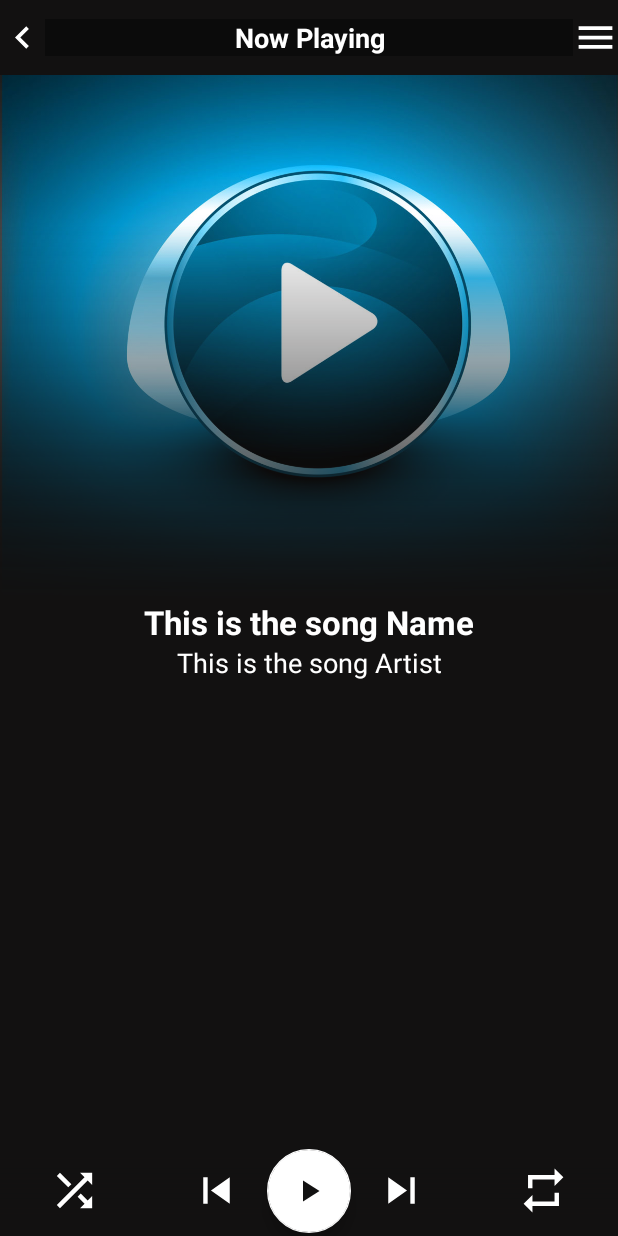
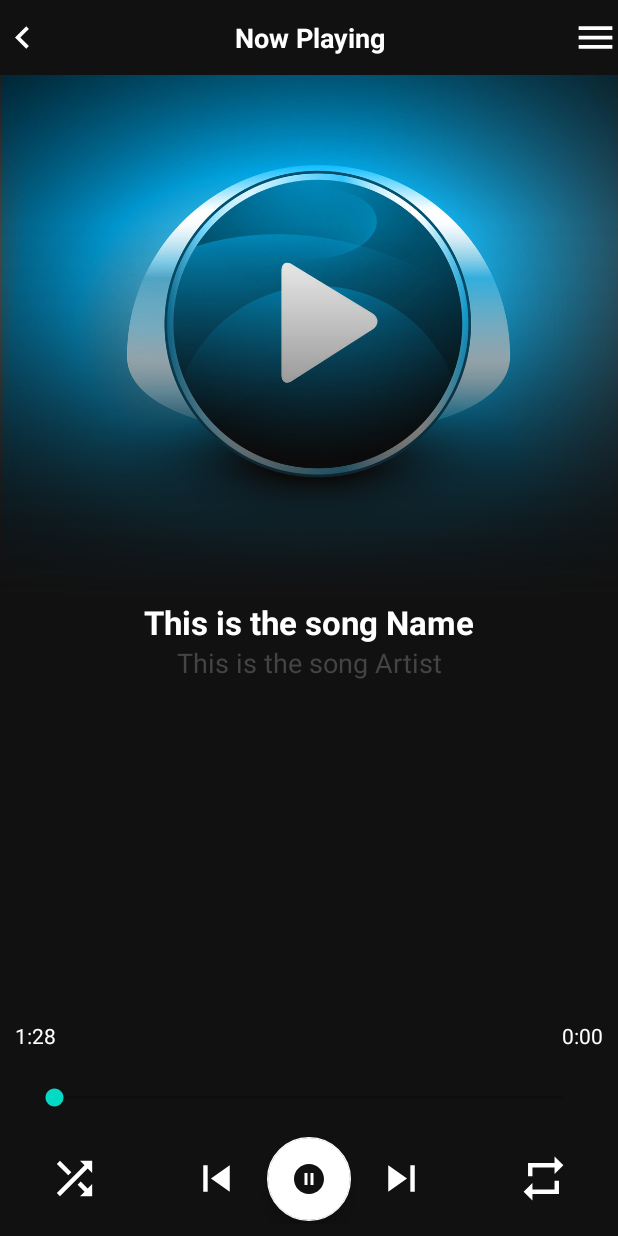
Before and after one commit to ashishmishra-bit/Music-Player-app, an Android app: the PlayerActivity2 screen opened directly, with no data from a screen before it, on a phone screen of 412 x 824 dp. Run offline under Robolectric (Android 15) with nearby library versions, the light colour scheme and no system bars; libraries missing offline, so code that uses them is left out: androidx.palette.graphics; 8 statements that could not run were skipped.

Commit message:
added play,pause,next,and previous funtionality

```diff
--- a/app/build.gradle
+++ b/app/build.gradle
@@ -34,6 +34,7 @@ dependencies {
     implementation 'com.google.android.material:material:1.2.1'
     implementation 'androidx.constraintlayout:constraintlayout:2.0.4'
     implementation 'androidx.legacy:legacy-support-v4:1.0.0'
+    implementation 'androidx.palette:palette:1.0.0'
     testImplementation 'junit:junit:4.+'
     androidTestImplementation 'androidx.test.ext:junit:1.1.2'
     androidTestImplementation 'androidx.test.espresso:espresso-core:3.3.0'
--- a/app/src/main/java/com/example/musicplayer/MainActivity.java
+++ b/app/src/main/java/com/example/musicplayer/MainActivity.java
@@ -27,6 +27,7 @@ public class MainActivity extends AppCompatActivity {
 
     public static final int REQUEST_CODE =1;
     static ArrayList<MusicFiles> musicFiles;
+
     @Override
     protected void onCreate(Bundle savedInstanceState) {
         super.onCreate(savedInstanceState);
--- a/app/src/main/java/com/example/musicplayer/MusicAdapter.java
+++ b/app/src/main/java/com/example/musicplayer/MusicAdapter.java
@@ -51,6 +51,7 @@ public class MusicAdapter extends RecyclerView.Adapter<MusicAdapter.MyViewHolder
             @Override
             public void onClick(View v) {
                 Intent intent = new Intent(mContext,PlayerActivity2.class);
+                intent.putExtra("position" , position);
                 mContext.startActivity(intent);
             }
         });
--- a/app/src/main/java/com/example/musicplayer/PlayerActivity2.java
+++ b/app/src/main/java/com/example/musicplayer/PlayerActivity2.java
@@ -1,14 +1,457 @@
 package com.example.musicplayer;
 
+import androidx.annotation.Nullable;
 import androidx.appcompat.app.AppCompatActivity;
+import androidx.palette.graphics.Palette;
 
+import android.content.Context;
+import android.graphics.Bitmap;
+import android.graphics.BitmapFactory;
+import android.graphics.Color;
+import android.graphics.drawable.GradientDrawable;
+import android.media.MediaMetadataRetriever;
+import android.media.MediaPlayer;
+import android.net.Uri;
 import android.os.Bundle;
+import android.os.Handler;
+import android.view.View;
+import android.view.animation.Animation;
+import android.view.animation.AnimationUtils;
+import android.widget.ImageView;
+import android.widget.RelativeLayout;
+import android.widget.SeekBar;
+import android.widget.TextView;
 
-public class PlayerActivity2 extends AppCompatActivity {
+import com.bumptech.glide.Glide;
+import com.google.android.material.floatingactionbutton.FloatingActionButton;
+
+import java.util.ArrayList;
+
+import static com.example.musicplayer.MainActivity.musicFiles;
+
+public class PlayerActivity2 extends AppCompatActivity implements MediaPlayer.OnCompletionListener{
+
+    //Declaring the views according to the XML design...
+
+    TextView song_name , artist_name,duration_played ,duration_total;
+    ImageView cover_art,nextBtn,prevBtn,backBtn,shuffleBtn,repeatBtn;
+    FloatingActionButton playPauseBtn;
+    SeekBar seekBar;
+    int position = -1;
+   static ArrayList<MusicFiles> listSongs = new ArrayList<>();
+   static Uri uri;
+   static MediaPlayer mediaPlayer;
+   private Handler handler = new Handler();
+   private Thread playThread, prevThread , nextThread;
 
     @Override
     protected void onCreate(Bundle savedInstanceState) {
         super.onCreate(savedInstanceState);
         setContentView(R.layout.activity_player2);
+        initViews();
+        getIntentMethod();
+        song_name.setText(listSongs.get(position).getTitle());
+        artist_name.setText(listSongs.get(position).getArtist());
+        mediaPlayer.setOnCompletionListener(this);
+        seekBar.setOnSeekBarChangeListener(new SeekBar.OnSeekBarChangeListener() {
+            @Override
+            public void onProgressChanged(SeekBar seekBar, int progress, boolean fromUser) {
+                if (mediaPlayer != null && fromUser){
+                    mediaPlayer.seekTo(progress *1000);
+                }
+            }
+
+            @Override
+            public void onStartTrackingTouch(SeekBar seekBar) {
+
+            }
+
+            @Override
+            public void onStopTrackingTouch(SeekBar seekBar) {
+
+            }
+        });
+        PlayerActivity2.this.runOnUiThread(new Runnable() {
+            @Override
+            public void run() {
+                if (mediaPlayer != null){
+                    int mCurrentPosition = mediaPlayer.getCurrentPosition() /1000;
+                    seekBar.setProgress(mCurrentPosition);
+                    duration_played.setText(formattedTime(mCurrentPosition));
+                }
+                handler.postDelayed(this,1000);
+            }
+        });
+    }
+
+
+    //Created a overided method...
+
+
+    @Override
+    protected void onResume() {
+        playThreadBtn();
+        nextThreadBtn();
+        prevThreadBtn();
+        super.onResume();
+    }
+
+    private void prevThreadBtn() {
+        prevThread = new Thread(){
+            @Override
+            public void run() {
+                super.run();
+                prevBtn.setOnClickListener(new View.OnClickListener() {
+                    @Override
+                    public void onClick(View v) {
+                        prevBtnClicked();
+                    }
+                });
+            }
+        };
+        prevThread.start();
+    }
+
+    private void prevBtnClicked() {
+        if (mediaPlayer.isPlaying()){
+            mediaPlayer.stop();
+            mediaPlayer.release();
+            position = ((position-1) < 0 ? (listSongs.size()-1) : (position-1)); // ternary operator is used...
+            uri = Uri.parse(listSongs.get(position).getPath());
+            mediaPlayer = MediaPlayer.create(getApplicationContext(),uri);
+            metaData(uri);
+            song_name.setText(listSongs.get(position).getTitle());
+            artist_name.setText(listSongs.get(position).getArtist());
+
+            seekBar.setMax(mediaPlayer.getDuration() / 1000);
+            PlayerActivity2.this.runOnUiThread(new Runnable() {
+                @Override
+                public void run() {
+                    if (mediaPlayer != null){
+                        int mCurrentPosition = mediaPlayer.getCurrentPosition() /1000;
+                        seekBar.setProgress(mCurrentPosition);
+
+                    }
+                    handler.postDelayed(this,1000);
+                }
+            });
+            mediaPlayer.setOnCompletionListener(this);
+            playPauseBtn.setBackgroundResource(R.drawable.ic_baseline_pause);
+            mediaPlayer.start();
+        }
+        else{
+            mediaPlayer.stop();
+            mediaPlayer.release();
+            position = ((position-1) < 0 ? (listSongs.size()-1) : (position-1)); //ternary operator is used to show if-else..
+            uri = Uri.parse(listSongs.get(position).getPath());
+            mediaPlayer = MediaPlayer.create(getApplicationContext(),uri);
+            metaData(uri);
+            song_name.setText(listSongs.get(position).getTitle());
+            artist_name.setText(listSongs.get(position).getArtist());
+
+            seekBar.setMax(mediaPlayer.getDuration() / 1000);
+            PlayerActivity2.this.runOnUiThread(new Runnable() {
+                @Override
+                public void run() {
+                    if (mediaPlayer != null){
+                        int mCurrentPosition = mediaPlayer.getCurrentPosition() /1000;
+                        seekBar.setProgress(mCurrentPosition);
+
+                    }
+                    handler.postDelayed(this,1000);
+                }
+            });
+            mediaPlayer.setOnCompletionListener(this);
+            playPauseBtn.setBackgroundResource(R.drawable.ic_baseline_play);
+        }
+    }
+
+    private void nextThreadBtn() {
+        nextThread = new Thread(){
+            @Override
+            public void run() {
+                super.run();
+                nextBtn.setOnClickListener(new View.OnClickListener() {
+                    @Override
+                    public void onClick(View v) {
+                        nextBtnClicked();
+                    }
+                });
+            }
+        };
+        nextThread.start();
+    }
+
+    private void nextBtnClicked() {
+        if (mediaPlayer.isPlaying()){
+            mediaPlayer.stop();
+            mediaPlayer.release();
+            position = ((position+1) % listSongs.size());
+            uri = Uri.parse(listSongs.get(position).getPath());
+            mediaPlayer = MediaPlayer.create(getApplicationContext(),uri);
+            metaData(uri);
+            song_name.setText(listSongs.get(position).getTitle());
+            artist_name.setText(listSongs.get(position).getArtist());
+
+            seekBar.setMax(mediaPlayer.getDuration() / 1000);
+            PlayerActivity2.this.runOnUiThread(new Runnable() {
+                @Override
+                public void run() {
+                    if (mediaPlayer != null){
+                        int mCurrentPosition = mediaPlayer.getCurrentPosition() /1000;
+                        seekBar.setProgress(mCurrentPosition);
+
+                    }
+                    handler.postDelayed(this,1000);
+                }
+            });
+            mediaPlayer.setOnCompletionListener(this);
+            playPauseBtn.setBackgroundResource(R.drawable.ic_baseline_pause);
+            mediaPlayer.start();
+        }
+        else{
+            mediaPlayer.stop();
+            mediaPlayer.release();
+            position = ((position+1) % listSongs.size());
+            uri = Uri.parse(listSongs.get(position).getPath());
+            mediaPlayer = MediaPlayer.create(getApplicationContext(),uri);
+            metaData(uri);
+            song_name.setText(listSongs.get(position).getTitle());
+            artist_name.setText(listSongs.get(position).getArtist());
+
+            seekBar.setMax(mediaPlayer.getDuration() / 1000);
+            PlayerActivity2.this.runOnUiThread(new Runnable() {
+                @Override
+                public void run() {
+                    if (mediaPlayer != null){
+                        int mCurrentPosition = mediaPlayer.getCurrentPosition() /1000;
+                        seekBar.setProgress(mCurrentPosition);
+
+                    }
+                    handler.postDelayed(this,1000);
+                }
+            });
+            mediaPlayer.setOnCompletionListener(this);
+            playPauseBtn.setBackgroundResource(R.drawable.ic_baseline_play);
+        }
+    }
+
+    private void playThreadBtn() {
+        playThread = new Thread(){
+            @Override
+            public void run() {
+                super.run();
+                playPauseBtn.setOnClickListener(new View.OnClickListener() {
+                    @Override
+                    public void onClick(View v) {
+                        playPauseBtnClicked();
+                    }
+                });
+            }
+        };
+        playThread.start();
+    }
+
+    private void playPauseBtnClicked() {
+        if(mediaPlayer.isPlaying()){
+            playPauseBtn.setImageResource(R.drawable.ic_baseline_play);
+            mediaPlayer.pause();
+            seekBar.setMax(mediaPlayer.getDuration() / 1000);
+            PlayerActivity2.this.runOnUiThread(new Runnable() {
+                @Override
+                public void run() {
+                    if (mediaPlayer != null){
+                        int mCurrentPosition = mediaPlayer.getCurrentPosition() /1000;
+                        seekBar.setProgress(mCurrentPosition);
+
+                    }
+                    handler.postDelayed(this,1000);
+                }
+            });
+        }
+        else{
+            playPauseBtn.setImageResource(R.drawable.ic_baseline_pause);
+            mediaPlayer.start();
+            seekBar.setMax(mediaPlayer.getDuration() / 1000);
+
+            PlayerActivity2.this.runOnUiThread(new Runnable() {
+                @Override
+                public void run() {
+                    if (mediaPlayer != null){
+                        int mCurrentPosition = mediaPlayer.getCurrentPosition() /1000;
+                        seekBar.setProgress(mCurrentPosition);
+
+                    }
+                    handler.postDelayed(this,1000);
+                }
+            });
+        }
+    }
+
+    private String formattedTime(int mCurrentPosition) {
+
+        String totalout = "";
+        String totalNew = "";
+        String seconds = String.valueOf(mCurrentPosition % 60);
+        String minutes = String.valueOf(mCurrentPosition / 60);
+        totalout = minutes + ":" + seconds;
+        totalNew = minutes + ":" +"0" + seconds;
+        if (seconds.length() == 1){
+            return totalNew;
+        }else {
+           return totalout;
+        }
+    }
+
+    private void getIntentMethod() {
+        position = getIntent().getIntExtra("position" , -1);
+        listSongs = musicFiles;
+        if (listSongs != null){
+            playPauseBtn.setImageResource(R.drawable.ic_baseline_pause);
+            uri = Uri.parse(listSongs.get(position).getPath());
+        }
+        if (mediaPlayer != null){
+            mediaPlayer.stop();
+            mediaPlayer.release();
+            mediaPlayer = MediaPlayer.create(getApplicationContext(),uri);
+            mediaPlayer.start();
+        }
+        else{
+            mediaPlayer = MediaPlayer.create(getApplicationContext(),uri);
+            mediaPlayer.start();
+        }
+        seekBar.setMax(mediaPlayer.getDuration() / 1000);
+        metaData(uri);
+    }
+
+    private void initViews() {
+        song_name = findViewById(R.id.song_name);
+        artist_name = findViewById(R.id.song_artist);
+        duration_played = findViewById(R.id.durationPlayed);
+        duration_total = findViewById(R.id.durationTotal);
+        cover_art = findViewById(R.id.cover_art);
+        nextBtn = findViewById(R.id.id_next);
+        prevBtn = findViewById(R.id.id_prev);
+        backBtn = findViewById(R.id.back_btn);
+        shuffleBtn = findViewById(R.id.id_shuffle);
+        repeatBtn = findViewById(R.id.id_repeat);
+        playPauseBtn = findViewById(R.id.play_pause);
+        seekBar = findViewById(R.id.seekBar);
+
+
+    }
+
+    private  void metaData(Uri uri){
+        MediaMetadataRetriever retriever = new MediaMetadataRetriever();
+        retriever.setDataSource(uri.toString());
+        int durationTotal = Integer.parseInt(listSongs.get(position).getDuration()) /1000;
+        duration_total.setText(formattedTime(durationTotal));
+        byte[] art = retriever.getEmbeddedPicture();
+        Bitmap bitmap;
+        if (art != null){
+
+            bitmap = BitmapFactory.decodeByteArray(art,0,art.length);
+            ImageAnimation(this,cover_art,bitmap);
+            Palette.from(bitmap).generate(new Palette.PaletteAsyncListener() {
+                @Override
+                public void onGenerated(@Nullable Palette palette) {
+                    Palette.Swatch swatch = palette.getDominantSwatch();
+                    if(swatch != null){
+                        ImageView gradient = findViewById(R.id.imageViewGradient);
+                        RelativeLayout mContainer = findViewById(R.id.mContainer);
+                        gradient.setBackgroundResource(R.drawable.gradient_bg);
+                        mContainer.setBackgroundResource(R.drawable.main_bg);
+                        GradientDrawable gradientDrawable = new GradientDrawable(GradientDrawable.Orientation.BOTTOM_TOP,
+                               new int[]{swatch.getRgb(),0x0000000000} );
+                        gradient.setBackground(gradientDrawable);
+
+                        GradientDrawable gradientDrawableBg = new GradientDrawable(GradientDrawable.Orientation.BOTTOM_TOP,
+                                new int[]{swatch.getRgb(),swatch.getRgb()} );
+                        mContainer.setBackground(gradientDrawableBg);
+
+                        song_name.setTextColor(swatch.getTitleTextColor());
+                        artist_name.setTextColor(swatch.getBodyTextColor());
+                    }
+                    else{
+                        ImageView gradient = findViewById(R.id.imageViewGradient);
+                        RelativeLayout mContainer = findViewById(R.id.mContainer);
+                        gradient.setBackgroundResource(R.drawable.gradient_bg);
+                        mContainer.setBackgroundResource(R.drawable.main_bg);
+                        GradientDrawable gradientDrawable = new GradientDrawable(GradientDrawable.Orientation.BOTTOM_TOP,
+                                new int[]{0xff000000,0x0000000000} );
+                        gradient.setBackground(gradientDrawable);
+
+                        GradientDrawable gradientDrawableBg = new GradientDrawable(GradientDrawable.Orientation.BOTTOM_TOP,
+                                new int[]{0xff000000,0xff000000} );
+                        mContainer.setBackground(gradientDrawableBg);
+
+                        song_name.setTextColor(Color.WHITE);
+                        artist_name.setTextColor(Color.DKGRAY);
+                    }
+                }
+            });
+
+        }else{
+            Glide.with(this)
+                    .asBitmap()
+                    .load(R.drawable.a)
+                    .into(cover_art);
+            ImageView gradient = findViewById(R.id.imageViewGradient);
+            RelativeLayout mContainer = findViewById(R.id.mContainer);
+            gradient.setBackgroundResource(R.drawable.gradient_bg);
+            mContainer.setBackgroundResource(R.drawable.main_bg);
+
+            song_name.setTextColor(Color.WHITE);
+            artist_name.setTextColor(Color.DKGRAY);
+        }
+    }
+
+    public void ImageAnimation(Context context , ImageView imageView , Bitmap bitmap){
+        Animation animOut = AnimationUtils.loadAnimation(context, android.R.anim.fade_out);
+        Animation animIn = AnimationUtils.loadAnimation(context, android.R.anim.fade_in);
+        animOut.setAnimationListener(new Animation.AnimationListener() {
+            @Override
+            public void onAnimationStart(Animation animation) {
+
+            }
+
+            @Override
+            public void onAnimationEnd(Animation animation) {
+                Glide.with(context).load(bitmap).into(imageView);
+                animIn.setAnimationListener(new Animation.AnimationListener() {
+                    @Override
+                    public void onAnimationStart(Animation animation) {
+
+                    }
+
+                    @Override
+                    public void onAnimationEnd(Animation animation) {
+
+                    }
+
+                    @Override
+                    public void onAnimationRepeat(Animation animation) {
+
+                    }
+                });
+                imageView.startAnimation(animIn);
+            }
+
+            @Override
+            public void onAnimationRepeat(Animation animation) {
+
+            }
+        });
+        imageView.setAnimation(animOut);
+    }
+
+    @Override
+    public void onCompletion(MediaPlayer mp) {
+        nextBtnClicked();
+        if(mediaPlayer != null){
+            mediaPlayer = MediaPlayer.create(getApplicationContext(),uri);
+            mediaPlayer.start();
+            mediaPlayer.setOnCompletionListener(this);
+        }
     }
 }
--- a/app/src/main/res/layout/activity_player2.xml
+++ b/app/src/main/res/layout/activity_player2.xml
@@ -33,7 +33,7 @@
             android:layout_toEndOf="@id/back_btn"
             android:layout_toStartOf="@+id/menu_btn"
             android:gravity="center_horizontal"
-            android:background="@color/material_on_background_disabled"
+            android:background="@color/black"
             android:textSize="18sp"
             android:textStyle="bold"></TextView>
 
@@ -62,7 +62,7 @@
             android:layout_width="match_parent"
             android:layout_height="250dp"
             android:id="@+id/imageViewGradient"
-            android:src="@drawable/gradient_bg"
+
             android:layout_alignParentBottom="true"/>
     </RelativeLayout>
 
@@ -100,6 +100,7 @@
         android:layout_width="wrap_content"
         android:layout_height="60dp"
         android:id="@+id/relative_layout_for_btn"
+        android:layout_marginBottom="8dp"
         android:layout_alignParentBottom="true"
         android:layout_alignParentStart="true"
         android:layout_alignParentEnd="true"
@@ -152,10 +153,44 @@
 
             android:layout_alignParentEnd="true"
             android:layout_marginEnd="32dp"/>
+    </RelativeLayout>
 
+    <RelativeLayout
+        android:layout_width="match_parent"
+        android:layout_height="60dp"
+        android:layout_marginBottom="15dp"
+        android:layout_above="@id/relative_layout_for_btn"
+        android:id="@+id/seek_bar_layout">
+
+        <TextView
+            android:layout_width="wrap_content"
+            android:layout_height="wrap_content"
+            android:text="1:28"
+            android:id="@+id/durationPlayed"
+            android:textColor="@color/white"
+            android:layout_marginStart="10dp"
+            android:layout_alignParentStart="true"/>
+
+        <TextView
+            android:layout_width="wrap_content"
+            android:layout_height="wrap_content"
+            android:text="4:28"
+            android:id="@+id/durationTotal"
+            android:textColor="@color/white"
+            android:layout_marginEnd="10dp"
+            android:layout_alignParentEnd="true"/>
+
+        <SeekBar
+            android:id="@+id/seekBar"
+            android:layout_width="match_parent"
+            android:layout_height="wrap_content"
+            android:layout_alignParentBottom="true"
+            android:layout_marginStart="20dp"
+            android:layout_marginEnd="20dp" />
 
     </RelativeLayout>
 
 
 
+
 </RelativeLayout>
```
